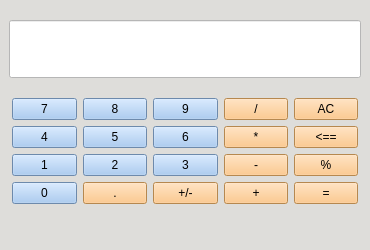
This is calculator/calculator.ui in ignabelitzky/gui-simple-calculator as Qt 5 draws it before an edit. The edited form follows.
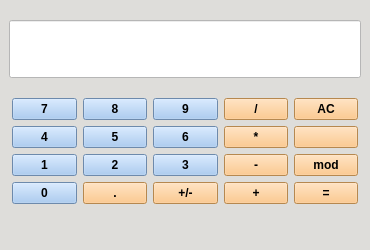
This is the edited form. Icons and pictures are not drawn.

Commit message: Remove of the 'sign button' tab focus, better design for the backspace button, add of the resource qrc file

```diff
--- a/calculator/calculator.ui
+++ b/calculator/calculator.ui
@@ -73,6 +73,12 @@
       </property>
       <item row="1" column="3">
        <widget class="QPushButton" name="product_btn">
+        <property name="font">
+         <font>
+          <weight>75</weight>
+          <bold>true</bold>
+         </font>
+        </property>
         <property name="focusPolicy">
          <enum>Qt::NoFocus</enum>
         </property>
@@ -89,6 +95,12 @@
       </item>
       <item row="2" column="2">
        <widget class="QPushButton" name="three_btn">
+        <property name="font">
+         <font>
+          <weight>75</weight>
+          <bold>true</bold>
+         </font>
+        </property>
         <property name="focusPolicy">
          <enum>Qt::NoFocus</enum>
         </property>
@@ -102,6 +114,12 @@
       </item>
       <item row="1" column="1">
        <widget class="QPushButton" name="five_btn">
+        <property name="font">
+         <font>
+          <weight>75</weight>
+          <bold>true</bold>
+         </font>
+        </property>
         <property name="focusPolicy">
          <enum>Qt::NoFocus</enum>
         </property>
@@ -115,6 +133,12 @@
       </item>
       <item row="2" column="0">
        <widget class="QPushButton" name="one_btn">
+        <property name="font">
+         <font>
+          <weight>75</weight>
+          <bold>true</bold>
+         </font>
+        </property>
         <property name="focusPolicy">
          <enum>Qt::NoFocus</enum>
         </property>
@@ -128,6 +152,12 @@
       </item>
       <item row="0" column="0">
        <widget class="QPushButton" name="seven_btn">
+        <property name="font">
+         <font>
+          <weight>75</weight>
+          <bold>true</bold>
+         </font>
+        </property>
         <property name="focusPolicy">
          <enum>Qt::NoFocus</enum>
         </property>
@@ -141,6 +171,12 @@
       </item>
       <item row="3" column="3">
        <widget class="QPushButton" name="sum_btn">
+        <property name="font">
+         <font>
+          <weight>75</weight>
+          <bold>true</bold>
+         </font>
+        </property>
         <property name="focusPolicy">
          <enum>Qt::NoFocus</enum>
         </property>
@@ -157,6 +193,12 @@
       </item>
       <item row="1" column="0">
        <widget class="QPushButton" name="four_btn">
+        <property name="font">
+         <font>
+          <weight>75</weight>
+          <bold>true</bold>
+         </font>
+        </property>
         <property name="focusPolicy">
          <enum>Qt::NoFocus</enum>
         </property>
@@ -170,6 +212,12 @@
       </item>
       <item row="1" column="2">
        <widget class="QPushButton" name="six_btn">
+        <property name="font">
+         <font>
+          <weight>75</weight>
+          <bold>true</bold>
+         </font>
+        </property>
         <property name="focusPolicy">
          <enum>Qt::NoFocus</enum>
         </property>
@@ -183,6 +231,12 @@
       </item>
       <item row="0" column="3">
        <widget class="QPushButton" name="divide_btn">
+        <property name="font">
+         <font>
+          <weight>75</weight>
+          <bold>true</bold>
+         </font>
+        </property>
         <property name="focusPolicy">
          <enum>Qt::NoFocus</enum>
         </property>
@@ -199,6 +253,12 @@
       </item>
       <item row="0" column="1">
        <widget class="QPushButton" name="eight_btn">
+        <property name="font">
+         <font>
+          <weight>75</weight>
+          <bold>true</bold>
+         </font>
+        </property>
         <property name="focusPolicy">
          <enum>Qt::NoFocus</enum>
         </property>
@@ -212,6 +272,12 @@
       </item>
       <item row="2" column="3">
        <widget class="QPushButton" name="subtract_btn">
+        <property name="font">
+         <font>
+          <weight>75</weight>
+          <bold>true</bold>
+         </font>
+        </property>
         <property name="focusPolicy">
          <enum>Qt::NoFocus</enum>
         </property>
@@ -228,6 +294,12 @@
       </item>
       <item row="0" column="2">
        <widget class="QPushButton" name="nine_btn">
+        <property name="font">
+         <font>
+          <weight>75</weight>
+          <bold>true</bold>
+         </font>
+        </property>
         <property name="focusPolicy">
          <enum>Qt::NoFocus</enum>
         </property>
@@ -241,6 +313,12 @@
       </item>
       <item row="2" column="1">
        <widget class="QPushButton" name="two_btn">
+        <property name="font">
+         <font>
+          <weight>75</weight>
+          <bold>true</bold>
+         </font>
+        </property>
         <property name="focusPolicy">
          <enum>Qt::NoFocus</enum>
         </property>
@@ -266,6 +344,12 @@
           <height>16777215</height>
          </size>
         </property>
+        <property name="font">
+         <font>
+          <weight>75</weight>
+          <bold>true</bold>
+         </font>
+        </property>
         <property name="focusPolicy">
          <enum>Qt::NoFocus</enum>
         </property>
@@ -288,6 +372,12 @@
       </item>
       <item row="2" column="4">
        <widget class="QPushButton" name="mod_btn">
+        <property name="font">
+         <font>
+          <weight>75</weight>
+          <bold>true</bold>
+         </font>
+        </property>
         <property name="focusPolicy">
          <enum>Qt::NoFocus</enum>
         </property>
@@ -298,12 +388,18 @@
 selection-background-color: rgb(255, 120, 0);</string>
         </property>
         <property name="text">
-         <string>%</string>
+         <string>mod</string>
         </property>
        </widget>
       </item>
       <item row="0" column="4">
        <widget class="QPushButton" name="clear_btn">
+        <property name="font">
+         <font>
+          <weight>75</weight>
+          <bold>true</bold>
+         </font>
+        </property>
         <property name="focusPolicy">
          <enum>Qt::NoFocus</enum>
         </property>
@@ -330,12 +426,23 @@
 selection-background-color: rgb(255, 120, 0);</string>
         </property>
         <property name="text">
-         <string>&lt;==</string>
+         <string/>
+        </property>
+        <property name="icon">
+         <iconset>
+          <normalon>:/resources/ui/resources/left_arrow.png</normalon>
+         </iconset>
         </property>
        </widget>
       </item>
       <item row="3" column="0">
        <widget class="QPushButton" name="zero_btn">
+        <property name="font">
+         <font>
+          <weight>75</weight>
+          <bold>true</bold>
+         </font>
+        </property>
         <property name="focusPolicy">
          <enum>Qt::NoFocus</enum>
         </property>
@@ -349,6 +456,12 @@
       </item>
       <item row="3" column="1">
        <widget class="QPushButton" name="comma_btn">
+        <property name="font">
+         <font>
+          <weight>75</weight>
+          <bold>true</bold>
+         </font>
+        </property>
         <property name="focusPolicy">
          <enum>Qt::NoFocus</enum>
         </property>
@@ -365,6 +478,15 @@
       </item>
       <item row="3" column="2">
        <widget class="QPushButton" name="negative_btn">
+        <property name="font">
+         <font>
+          <weight>75</weight>
+          <bold>true</bold>
+         </font>
+        </property>
+        <property name="focusPolicy">
+         <enum>Qt::NoFocus</enum>
+        </property>
         <property name="styleSheet">
          <string notr="true">background-color: rgb(255, 190, 111);
 
```
The commit also changes 4 other files.
